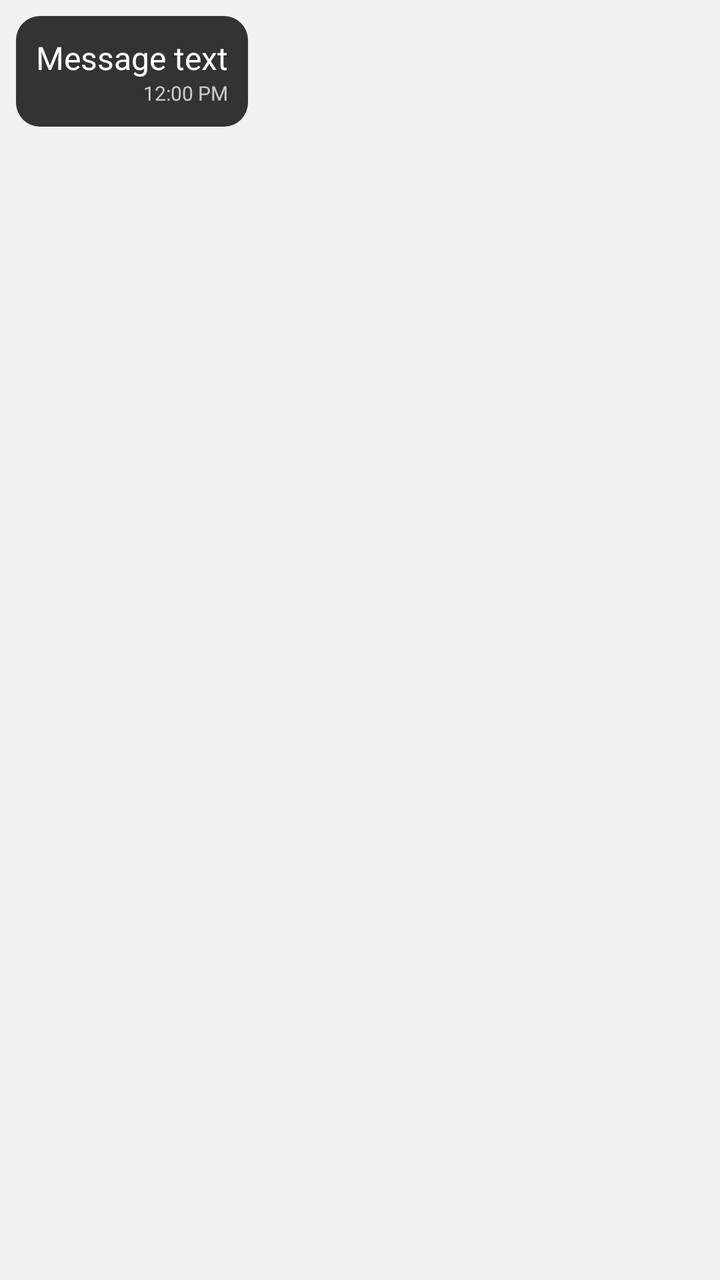
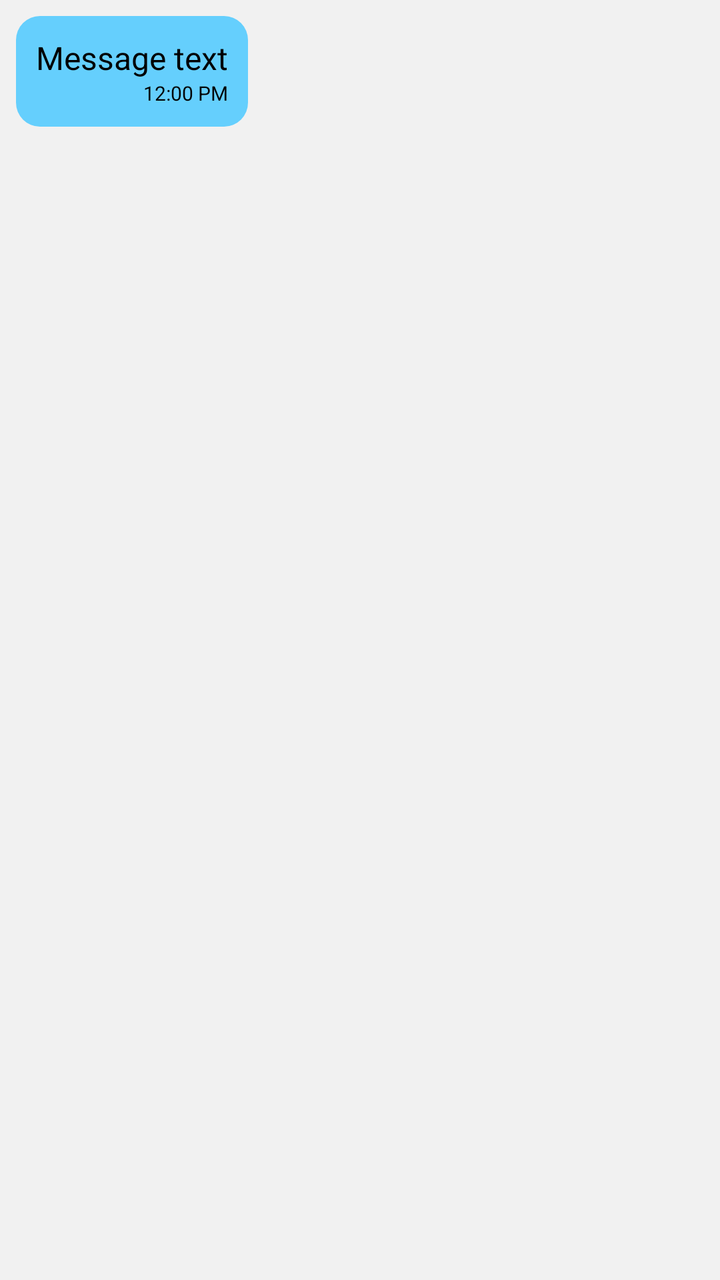

Compare the two renders of this Android layout. The source of the first and the diff that turns it into the second are given below.
<!-- AndroidManifest.xml: application theme Theme.Cinetopia -->
<!-- res/layout/item_chat_message.xml -->
<?xml version="1.0" encoding="utf-8"?>
<LinearLayout xmlns:android="http://schemas.android.com/apk/res/android"
    android:layout_width="match_parent"
    android:layout_height="wrap_content"
    android:orientation="vertical"
    android:padding="8dp">

    <LinearLayout
        android:id="@+id/layoutMessage"
        android:layout_width="wrap_content"
        android:layout_height="wrap_content"
        android:orientation="vertical"
        android:padding="10dp"
        android:background="@drawable/bg_message_received">

        <TextView
            android:id="@+id/txtMessage"
            android:layout_width="wrap_content"
            android:layout_height="wrap_content"
            android:text="Message text"
            android:textColor="#FFFFFF"
            android:textSize="16sp" />

        <ImageView
            android:id="@+id/imgMessage"
            android:layout_width="200dp"
            android:layout_height="200dp"
            android:visibility="gone"
            android:scaleType="centerCrop" />

        <TextView
            android:id="@+id/txtTimestamp"
            android:layout_width="wrap_content"
            android:layout_height="wrap_content"
            android:layout_gravity="end"
            android:text="12:00 PM"
            android:textColor="#CCCCCC"
            android:textSize="10sp" />
    </LinearLayout>
</LinearLayout>
<!-- resources referenced by this layout -->
<resources>
  <!-- drawable bg_message_received (drawable) -->
  <?xml version="1.0" encoding="utf-8"?>
  <shape xmlns:android="http://schemas.android.com/apk/res/android">
      <solid android:color="#333333"/>
      <corners android:radius="12dp"/>
  </shape>
  <style name="Theme.Cinetopia" parent="Base.Theme.Cinetopia" />
  <style name="Base.Theme.Cinetopia" parent="Theme.Material3.DayNight.NoActionBar">
          
          <item name="colorPrimary">@color/orange</item>
          <item name="colorOnPrimary">@color/white</item>
          <item name="colorSurface">@color/black</item>
          <item name="android:windowBackground">@color/white</item>
  
          
          <item name="colorPrimaryContainer">@color/orange</item>
          <item name="colorOnPrimaryContainer">@color/white</item>
  
          
          <item name="colorSecondaryContainer">@color/blue</item>
          <item name="colorOnSecondaryContainer">@color/white</item>
      </style>
  <color name="orange">#E07010</color>
  <color name="white">#F1F1F1</color>
  <color name="black">#222222</color>
  <color name="blue">#0B599C</color>
</resources>

<!-- the commit's change to res/layout/item_chat_message.xml (unified diff, before → after) -->
@@ -1,5 +1,6 @@
 <?xml version="1.0" encoding="utf-8"?>
 <LinearLayout xmlns:android="http://schemas.android.com/apk/res/android"
+    xmlns:app="http://schemas.android.com/apk/res-auto"
     android:layout_width="match_parent"
     android:layout_height="wrap_content"
     android:orientation="vertical"
@@ -18,7 +19,7 @@
             android:layout_width="wrap_content"
             android:layout_height="wrap_content"
             android:text="Message text"
-            android:textColor="#FFFFFF"
+            android:textColor="#000000"
             android:textSize="16sp" />
 
         <ImageView
@@ -26,7 +27,44 @@
             android:layout_width="200dp"
             android:layout_height="200dp"
             android:visibility="gone"
+            android:layout_marginTop="4dp"
             android:scaleType="centerCrop" />
+
+        <LinearLayout
+            android:id="@+id/layoutAudioPlayer"
+            android:layout_width="200dp"
+            android:layout_height="wrap_content"
+            android:orientation="horizontal"
+            android:gravity="center_vertical"
+            android:layout_marginTop="4dp"
+            android:visibility="gone"
+            android:background="@drawable/rounded_corners"
+            android:backgroundTint="#22000000"
+            android:padding="8dp">
+
+            <ImageButton
+                android:id="@+id/btnPlayPause"
+                android:layout_width="40dp"
+                android:layout_height="40dp"
+                android:background="@android:color/transparent"
+                android:src="@drawable/ic_play"
+                app:tint="#000000" />
+
+            <SeekBar
+                android:id="@+id/audioSeekBar"
+                android:layout_width="0dp"
+                android:layout_height="wrap_content"
+                android:layout_weight="1" />
+
+            <TextView
+                android:id="@+id/txtAudioDuration"
+                android:layout_width="wrap_content"
+                android:layout_height="wrap_content"
+                android:text="0:00"
+                android:textColor="#000000"
+                android:textSize="12sp"
+                android:layout_marginEnd="4dp" />
+        </LinearLayout>
 
         <TextView
             android:id="@+id/txtTimestamp"
@@ -34,7 +72,7 @@
             android:layout_height="wrap_content"
             android:layout_gravity="end"
             android:text="12:00 PM"
-            android:textColor="#CCCCCC"
+            android:textColor="#000000"
             android:textSize="10sp" />
     </LinearLayout>
 </LinearLayout>
<!-- resource entries referenced after the edit -->
@@ -3,8 +3,24 @@
   <!-- drawable bg_message_received (drawable) -->
   <?xml version="1.0" encoding="utf-8"?>
   <shape xmlns:android="http://schemas.android.com/apk/res/android">
-      <solid android:color="#333333"/>
+      <solid android:color="#65cffd"/>
       <corners android:radius="12dp"/>
+  </shape>
+  <!-- drawable ic_play (drawable) -->
+  <vector xmlns:android="http://schemas.android.com/apk/res/android"
+      android:width="24dp"
+      android:height="24dp"
+      android:viewportWidth="24"
+      android:viewportHeight="24">
+    <path
+        android:fillColor="#000000"
+        android:pathData="M8,5v14l11,-7z"/>
+  </vector>
+  <!-- drawable rounded_corners (drawable) -->
+  <?xml version="1.0" encoding="utf-8"?>
+  <shape xmlns:android="http://schemas.android.com/apk/res/android">
+      <corners android:radius="8dp"/>
+      <solid android:color="#2A2A2A"/>
   </shape>
   <style name="Theme.Cinetopia" parent="Base.Theme.Cinetopia" />
   <style name="Base.Theme.Cinetopia" parent="Theme.Material3.DayNight.NoActionBar">
